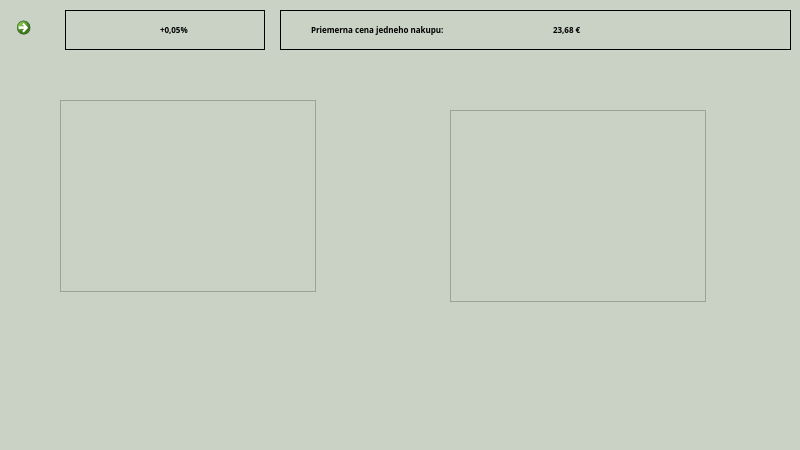
The window that source/code/main.ui (tomas-magat/camels-eshop-infosystem) describes before a commit, drawn with Qt 5.
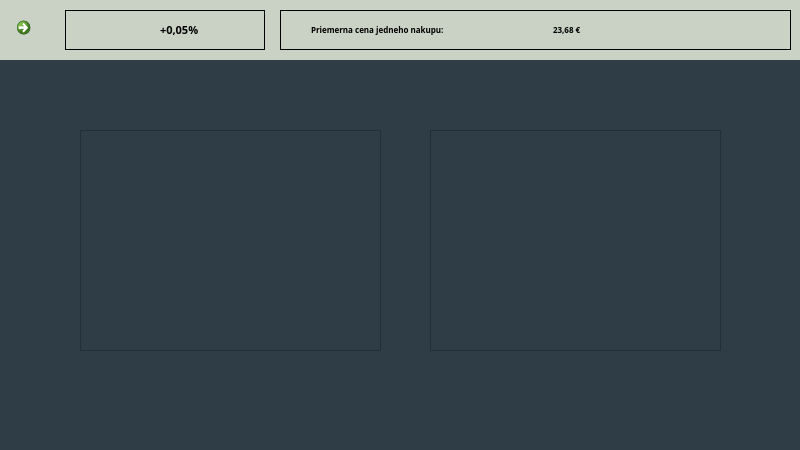
The same window after the commit. The open tabs and pages were chosen to show the change. Icons and pictures are not drawn.

```diff
--- a/source/code/main.ui
+++ b/source/code/main.ui
@@ -2678,7 +2678,7 @@
                <property name="font">
                 <font>
                  <family>Myanmar Text</family>
-                 <pointsize>6</pointsize>
+                 <pointsize>8</pointsize>
                  <weight>75</weight>
                  <bold>true</bold>
                 </font>
@@ -2773,6 +2773,9 @@
          <property name="mouseTracking">
           <bool>false</bool>
          </property>
+         <property name="styleSheet">
+          <string notr="true">background-color: #2f3e46;</string>
+         </property>
          <property name="frameShape">
           <enum>QFrame::NoFrame</enum>
          </property>
@@ -2782,10 +2785,10 @@
          <widget class="QGraphicsView" name="najviacGraf">
           <property name="geometry">
            <rect>
-            <x>60</x>
-            <y>40</y>
-            <width>256</width>
-            <height>192</height>
+            <x>80</x>
+            <y>70</y>
+            <width>301</width>
+            <height>221</height>
            </rect>
           </property>
           <property name="cursor" stdset="0">
@@ -2795,12 +2798,15 @@
          <widget class="QGraphicsView" name="trzbyNaklady">
           <property name="geometry">
            <rect>
-            <x>450</x>
-            <y>50</y>
-            <width>256</width>
-            <height>192</height>
+            <x>430</x>
+            <y>70</y>
+            <width>291</width>
+            <height>221</height>
            </rect>
           </property>
+          <property name="styleSheet">
+           <string notr="true">backgorund-color: rgb(255, 255, 255)</string>
+          </property>
          </widget>
         </widget>
        </item>
```
Left out of the diff: 8 changed lines with no effect on the pictures.
